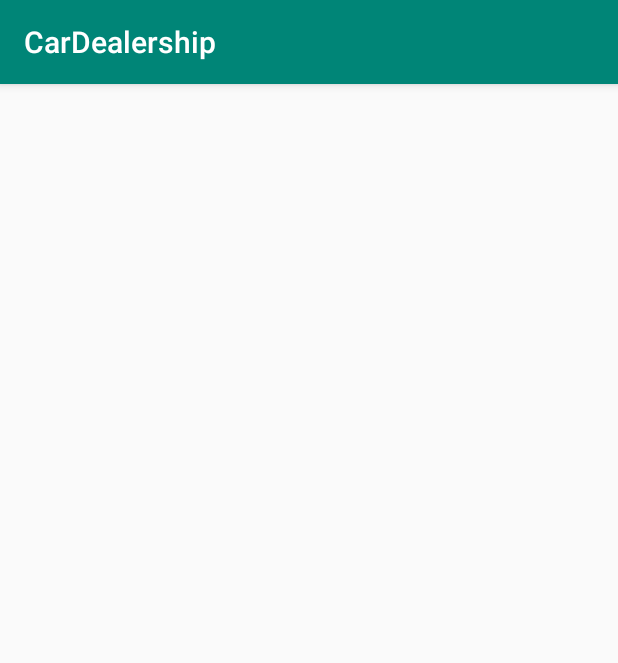
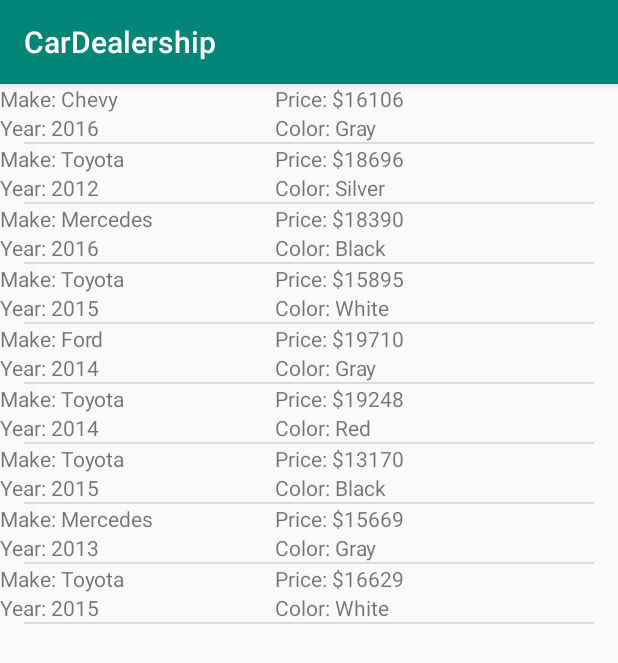
Before and after one commit to vanskater362/Dealership, an Android app: the screen it shows after launch (Results), after a tap on "SEARCH", on a phone screen of 412 x 824 dp. Shown: the top 663 px of the screen. Run offline under Robolectric (Android 15) with nearby library versions, the phone set to English and light mode, and no system bars.

Commit message:
recyler view added, db calls work

```diff
--- /dev/null
+++ b/app/src/main/java/com/cardealership/CarAdapter.java
@@ -0,0 +1,83 @@
+package com.cardealership;
+
+import android.content.Context;
+import android.support.v7.widget.RecyclerView;
+import android.view.LayoutInflater;
+import android.view.View;
+import android.view.ViewGroup;
+import android.widget.TextView;
+
+import java.util.List;
+
+public class CarAdapter extends RecyclerView.Adapter<CarAdapter.ViewHolder> {
+    private List<Cars> mData;
+    private LayoutInflater mInflater;
+    private ItemClickListener mClickListener;
+
+    // data is passed into the constructor
+    CarAdapter(Context context, List<Cars> data) {
+        this.mInflater = LayoutInflater.from(context);
+        this.mData = data;
+    }
+
+    // inflates the row layout from xml when needed
+    @Override
+    public ViewHolder onCreateViewHolder(ViewGroup parent, int viewType) {
+        View view = mInflater.inflate(R.layout.car_list_row, parent, false);
+        return new ViewHolder(view);
+    }
+
+    // binds the data to the TextView in each row
+    @Override
+    public void onBindViewHolder(ViewHolder holder, int position) {
+        Cars car = mData.get(position);
+        holder.make.setText("Make: " + car.getMake());
+        holder.year.setText("Year: " + car.getYear());
+        holder.price.setText("Price: $" + car.getPrice());
+        holder.color.setText("Color: " + car.getColor());
+    }
+
+    // total number of rows
+    @Override
+    public int getItemCount() {
+        return mData.size();
+    }
+
+
+    // stores and recycles views as they are scrolled off screen
+    public class ViewHolder extends RecyclerView.ViewHolder implements View.OnClickListener {
+        TextView make;
+        TextView year;
+        TextView price;
+        TextView color;
+
+        ViewHolder(View itemView) {
+            super(itemView);
+            make = itemView.findViewById(R.id.make);
+            year = itemView.findViewById(R.id.year);
+            price = itemView.findViewById(R.id.price);
+            color = itemView.findViewById(R.id.color);
+            itemView.setOnClickListener(this);
+        }
+
+        @Override
+        public void onClick(View view) {
+            if (mClickListener != null) mClickListener.onItemClick(view, getAdapterPosition());
+        }
+    }
+
+    // convenience method for getting data at click position
+    Cars getItem(int id) {
+        return mData.get(id);
+    }
+
+    // allows clicks events to be caught
+    void setClickListener(ItemClickListener itemClickListener) {
+        this.mClickListener = itemClickListener;
+    }
+
+    // parent activity will implement this method to respond to click events
+    public interface ItemClickListener {
+        void onItemClick(View view, int position);
+    }
+}
--- a/app/src/main/java/com/cardealership/DatabaseHelper.java
+++ b/app/src/main/java/com/cardealership/DatabaseHelper.java
@@ -17,7 +17,7 @@ import java.util.Map;
 public class DatabaseHelper extends SQLiteOpenHelper {
 
     // Database Version
-    private static final int DATABASE_VERSION = 3;
+    private static final int DATABASE_VERSION = 4;
 
     // Database Name
     private static final String DATABASE_NAME = "dealership_db";
--- /dev/null
+++ b/app/src/main/java/com/cardealership/IntentHelper.java
@@ -0,0 +1,31 @@
+package com.cardealership;
+
+import java.util.Hashtable;
+
+public class IntentHelper {
+    private static IntentHelper _instance;
+    private Hashtable<String, Object> _hash;
+
+    private IntentHelper() {
+        _hash = new Hashtable<String, Object>();
+    }
+
+    private static IntentHelper getInstance() {
+        if(_instance==null) {
+            _instance = new IntentHelper();
+        }
+        return _instance;
+    }
+
+    public static void addObjectForKey(Object object, String key) {
+        getInstance()._hash.put(key, object);
+    }
+
+    public static Object getObjectForKey(String key) {
+        IntentHelper helper = getInstance();
+        Object data = helper._hash.get(key);
+        helper._hash.remove(key);
+        helper = null;
+        return data;
+    }
+}
--- a/app/src/main/java/com/cardealership/MainActivity.java
+++ b/app/src/main/java/com/cardealership/MainActivity.java
@@ -15,6 +15,7 @@ import android.widget.Spinner;
 import android.widget.Switch;
 import android.widget.TextView;
 
+import java.io.Serializable;
 import java.util.ArrayList;
 import java.util.HashSet;
 import java.util.List;
@@ -75,8 +76,9 @@ public class MainActivity extends AppCompatActivity {
                 String query = buildSearchQuery(make, year, color);
 
                 List<Cars> car = db.getSearched(query);
-                Log.d("cars", car.toString());
-                //i.putExtra("cars", car);
+                IntentHelper.addObjectForKey(car, "Cars");
+
+                //i.putExtra("Cars", car);
                 startActivity(i);
             }
         });
--- /dev/null
+++ b/app/src/main/java/com/cardealership/MyDividerItemDecoration.java
@@ -0,0 +1,98 @@
+package com.cardealership;
+
+import android.content.Context;
+import android.content.res.Resources;
+import android.content.res.TypedArray;
+import android.graphics.Canvas;
+import android.graphics.Rect;
+import android.graphics.drawable.Drawable;
+import android.support.v7.widget.LinearLayoutManager;
+import android.support.v7.widget.RecyclerView;
+import android.util.TypedValue;
+import android.view.View;
+
+public class MyDividerItemDecoration extends RecyclerView.ItemDecoration {
+
+    private static final int[] ATTRS = new int[]{
+            android.R.attr.listDivider
+    };
+
+    public static final int HORIZONTAL_LIST = LinearLayoutManager.HORIZONTAL;
+    public static final int VERTICAL_LIST = LinearLayoutManager.VERTICAL;
+
+    private Drawable mDivider;
+    private int mOrientation;
+    private Context context;
+    private int margin;
+
+    public MyDividerItemDecoration(Context context, int orientation, int margin) {
+        this.context = context;
+        this.margin = margin;
+        final TypedArray a = context.obtainStyledAttributes(ATTRS);
+        mDivider = a.getDrawable(0);
+        a.recycle();
+        setOrientation(orientation);
+    }
+
+    public void setOrientation(int orientation) {
+        if (orientation != HORIZONTAL_LIST && orientation != VERTICAL_LIST) {
+            throw new IllegalArgumentException("invalid orientation");
+        }
+        mOrientation = orientation;
+    }
+
+    @Override
+    public void onDrawOver(Canvas c, RecyclerView parent, RecyclerView.State state) {
+        if (mOrientation == VERTICAL_LIST) {
+            drawVertical(c, parent);
+        } else {
+            drawHorizontal(c, parent);
+        }
+    }
+
+    public void drawVertical(Canvas c, RecyclerView parent) {
+        final int left = parent.getPaddingLeft();
+        final int right = parent.getWidth() - parent.getPaddingRight();
+
+        final int childCount = parent.getChildCount();
+        for (int i = 0; i < childCount; i++) {
+            final View child = parent.getChildAt(i);
+            final RecyclerView.LayoutParams params = (RecyclerView.LayoutParams) child
+                    .getLayoutParams();
+            final int top = child.getBottom() + params.bottomMargin;
+            final int bottom = top + mDivider.getIntrinsicHeight();
+            mDivider.setBounds(left + dpToPx(margin), top, right - dpToPx(margin), bottom);
+            mDivider.draw(c);
+        }
+    }
+
+    public void drawHorizontal(Canvas c, RecyclerView parent) {
+        final int top = parent.getPaddingTop();
+        final int bottom = parent.getHeight() - parent.getPaddingBottom();
+
+        final int childCount = parent.getChildCount();
+        for (int i = 0; i < childCount; i++) {
+            final View child = parent.getChildAt(i);
+            final RecyclerView.LayoutParams params = (RecyclerView.LayoutParams) child
+                    .getLayoutParams();
+            final int left = child.getRight() + params.rightMargin;
+            final int right = left + mDivider.getIntrinsicHeight();
+            mDivider.setBounds(left, top + dpToPx(margin), right, bottom - dpToPx(margin));
+            mDivider.draw(c);
+        }
+    }
+
+    @Override
+    public void getItemOffsets(Rect outRect, View view, RecyclerView parent, RecyclerView.State state) {
+        if (mOrientation == VERTICAL_LIST) {
+            outRect.set(0, 0, 0, mDivider.getIntrinsicHeight());
+        } else {
+            outRect.set(0, 0, mDivider.getIntrinsicWidth(), 0);
+        }
+    }
+
+    private int dpToPx(int dp) {
+        Resources r = context.getResources();
+        return Math.round(TypedValue.applyDimension(TypedValue.COMPLEX_UNIT_DIP, dp, r.getDisplayMetrics()));
+    }
+}
--- a/app/src/main/java/com/cardealership/Results.java
+++ b/app/src/main/java/com/cardealership/Results.java
@@ -1,13 +1,40 @@
 package com.cardealership;
 
+import android.app.Activity;
+import android.content.Intent;
+import android.database.sqlite.SQLiteDatabase;
 import android.support.v7.app.AppCompatActivity;
 import android.os.Bundle;
+import android.support.v7.widget.DefaultItemAnimator;
+import android.support.v7.widget.LinearLayoutManager;
+import android.support.v7.widget.RecyclerView;
+import android.view.View;
+import android.widget.Toast;
 
-public class Results extends AppCompatActivity {
+import java.util.List;
+
+public class Results extends AppCompatActivity implements CarAdapter.ItemClickListener {
+    private RecyclerView recyclerView;
+    private RecyclerView.Adapter mAdapter;
+    private RecyclerView.LayoutManager layoutManager;
 
     @Override
     protected void onCreate(Bundle savedInstanceState) {
         super.onCreate(savedInstanceState);
         setContentView(R.layout.activity_results);
+        List<Cars> car = (List<Cars>) IntentHelper.getObjectForKey("Cars");
+        recyclerView = (RecyclerView)  findViewById(R.id.recycler_view);
+        recyclerView.addItemDecoration(new MyDividerItemDecoration(this, LinearLayoutManager.VERTICAL, 16));
+
+        layoutManager = new LinearLayoutManager(this);
+        recyclerView.setLayoutManager(layoutManager);
+        mAdapter = new CarAdapter(this, car);
+        recyclerView.setAdapter(mAdapter);
+
+    }
+
+    @Override
+    public void onItemClick(View view, int position) {
+        //Toast.makeText(this, "You clicked " + mAdapter.getItem(position) + " on row number " + position, Toast.LENGTH_SHORT).show();
     }
 }
--- a/app/src/main/res/layout/activity_results.xml
+++ b/app/src/main/res/layout/activity_results.xml
@@ -7,8 +7,9 @@
     tools:context=".Results">
 
     <android.support.v7.widget.RecyclerView
-        android:layout_width="409dp"
-        android:layout_height="729dp"
+        android:id="@+id/recycler_view"
+        android:layout_width="wrap_content"
+        android:layout_height="wrap_content"
         app:layout_constraintStart_toStartOf="parent"
         app:layout_constraintTop_toTopOf="parent" />
 </android.support.constraint.ConstraintLayout>
--- /dev/null
+++ b/app/src/main/res/layout/car_list_row.xml
@@ -0,0 +1,41 @@
+<?xml version="1.0" encoding="utf-8"?>
+<RelativeLayout xmlns:android="http://schemas.android.com/apk/res/android"
+    android:layout_width="match_parent"
+    android:layout_height="wrap_content"
+    android:clickable="true"
+    android:foreground="?attr/selectableItemBackground"
+    >
+
+    <TextView
+        android:id="@+id/make"
+        android:layout_width="183dp"
+        android:layout_height="wrap_content"
+        android:text="make" />
+
+    <TextView
+        android:id="@+id/year"
+        android:layout_width="183dp"
+        android:layout_height="wrap_content"
+        android:layout_below="@id/make"
+        android:layout_marginTop="0dp"
+        android:text="year" />
+
+    <TextView
+        android:id="@+id/price"
+        android:layout_width="wrap_content"
+        android:layout_height="wrap_content"
+        android:layout_alignParentEnd="true"
+        android:layout_alignParentRight="true"
+        android:layout_toEndOf="@+id/year"
+        android:layout_toRightOf="@+id/make"
+        android:text="price" />
+    <TextView
+        android:id="@+id/color"
+        android:layout_width="183dp"
+        android:layout_height="wrap_content"
+        android:layout_below="@id/price"
+        android:layout_toRightOf="@+id/year"
+        android:layout_marginTop="0dp"
+        android:text="year" />
+
+</RelativeLayout>
```
